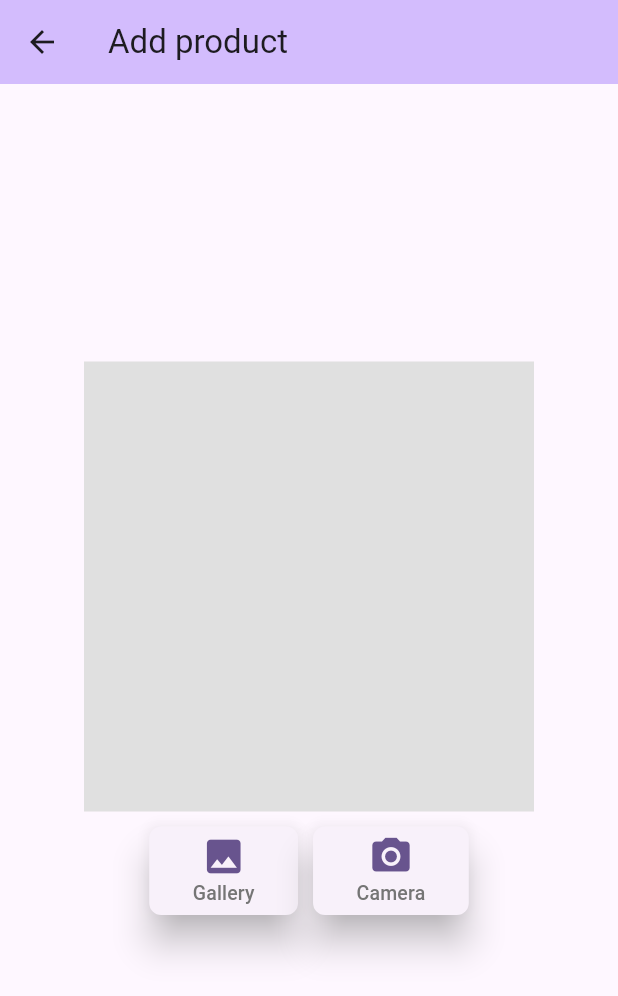
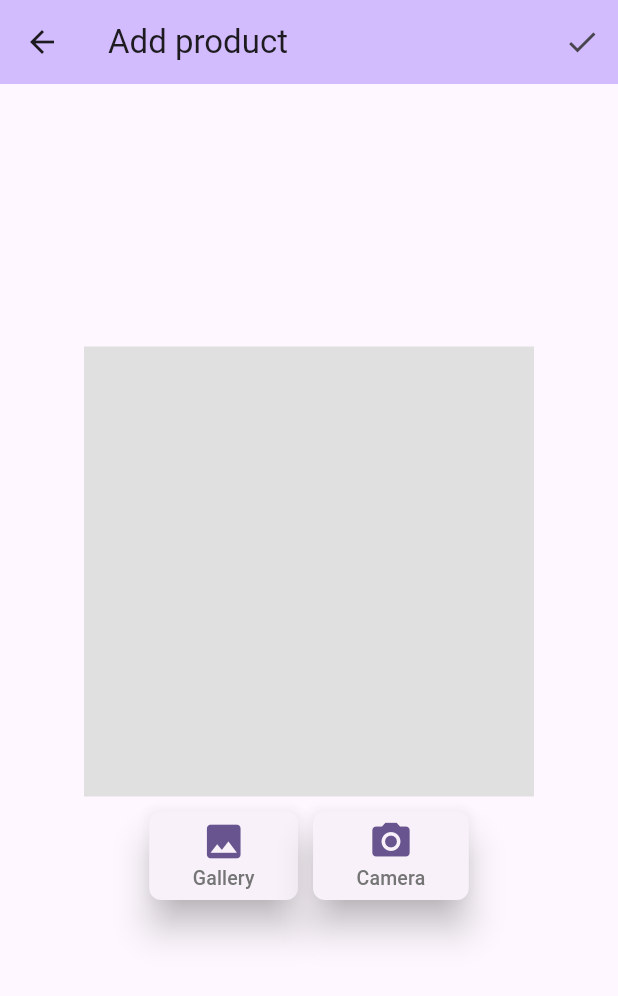
Before and after one commit to do-ko/waste_not, a Flutter app: the screen it shows after launch, item 2 of the bottom bar chosen, on a phone screen of 412 x 824 dp. Shown: the top 996 px of the screen. Run offline on Flutter 3.47's test engine with Material 3 defaults, Android fonts, the phone set to English and light mode, and no system bars; our stand-ins replace cloud_firestore, firebase_core, flutter_riverpod, image_picker; missing offline and left inert: google_mlkit_text_recognition; accounts and stored records are empty.

Commit message:
nav between add product, product view and edit product

```diff
--- a/lib/main.dart
+++ b/lib/main.dart
@@ -32,7 +32,8 @@ class WasteNotApp extends ConsumerWidget {
         '/account': (context) => const EditAccountView(),
         '/product': (context) =>
             ProductView(productController: ProductController(productId: "0")),
-        '/product/edit': (context) => const EditProductView(),
+        '/product/edit': (context) => EditProductView(
+            productController: ProductController(productId: "0")),
         '/product/add': (context) => const AddProductView()
       },
     );
--- a/lib/views/add_product.dart
+++ b/lib/views/add_product.dart
@@ -4,6 +4,8 @@ import 'package:flutter/material.dart';
 // import 'package:google_ml_kit/google_ml_kit.dart';
 import 'package:google_mlkit_text_recognition/google_mlkit_text_recognition.dart';
 import 'package:image_picker/image_picker.dart';
+import 'package:waste_not/controllers/product.dart';
+import 'package:waste_not/views/product.dart';
 
 class AddProductView extends StatefulWidget {
   const AddProductView({super.key});
@@ -11,10 +13,10 @@ class AddProductView extends StatefulWidget {
   final String title = 'Add product';
 
   @override
-  State<AddProductView> createState() => _AddProductPage();
+  State<AddProductView> createState() => _AddProductViewState();
 }
 
-class _AddProductPage extends State<AddProductView> {
+class _AddProductViewState extends State<AddProductView> {
   bool textScanning = false;
 
   XFile? imageFile;
@@ -82,26 +84,24 @@ class _AddProductPage extends State<AddProductView> {
 
   @override
   Widget build(BuildContext context) {
-    // This method is rerun every time setState is called, for instance as done
-    // by the _incrementCounter method above.
-    //
-    // The Flutter framework has been optimized to make rerunning build methods
-    // fast, so that you can just rebuild anything that needs updating rather
-    // than having to individually change instances of widgets.
     return Scaffold(
       appBar: AppBar(
-        // TRY THIS: Try changing the color here to a specific color (to
-        // Colors.amber, perhaps?) and trigger a hot reload to see the AppBar
-        // change color while the other colors stay the same.
         backgroundColor: Theme.of(context).colorScheme.inversePrimary,
-        // Here we take the value from the MyHomePage object that was created by
-        // the App.build method, and use it to set our appbar title.
         title: Text(widget.title),
+        actions: [
+          IconButton(
+              icon: const Icon(Icons.check_outlined),
+              onPressed: () {
+                // TODO: create product in products
+                Navigator.of(context).pop();
+                Navigator.of(context).push(MaterialPageRoute(
+                    builder: (context) => ProductView(
+                        productController: ProductController(productId: "0"))));
+              })
+        ],
       ),
       body: Center(
         child: SingleChildScrollView(
-          // Center is a layout widget. It takes a single child and positions it
-          // in the middle of the parent.
           child: Column(
             crossAxisAlignment: CrossAxisAlignment.center,
             children: [
@@ -121,8 +121,6 @@ class _AddProductPage extends State<AddProductView> {
                       padding: const EdgeInsets.only(top: 10),
                       child: ElevatedButton(
                         style: ElevatedButton.styleFrom(
-                          // primary: Colors.white,
-                          // onPrimary: Colors.grey,
                           shadowColor: Colors.grey[400],
                           elevation: 10,
                           shape: RoundedRectangleBorder(
@@ -137,7 +135,7 @@ class _AddProductPage extends State<AddProductView> {
                           child: Column(
                             mainAxisSize: MainAxisSize.min,
                             children: [
-                              Icon(
+                              const Icon(
                                 Icons.image,
                                 size: 30,
                               ),
@@ -155,8 +153,6 @@ class _AddProductPage extends State<AddProductView> {
                       padding: const EdgeInsets.only(top: 10),
                       child: ElevatedButton(
                         style: ElevatedButton.styleFrom(
-                          // primary: Colors.white,
-                          // onPrimary: Colors.grey,
                           shadowColor: Colors.grey[400],
                           elevation: 10,
                           shape: RoundedRectangleBorder(
@@ -186,13 +182,11 @@ class _AddProductPage extends State<AddProductView> {
                       )),
                 ],
               ),
-              const SizedBox(
-                  // height: 20,
-                  ),
-              Container(
+              Padding(
+                padding: const EdgeInsets.all(10.0),
                 child: Text(
                   scannedText,
-                  style: TextStyle(fontSize: 20),
+                  style: const TextStyle(fontSize: 20),
                 ),
               )
             ],
--- a/lib/views/edit_product.dart
+++ b/lib/views/edit_product.dart
@@ -1,8 +1,10 @@
 import 'package:flutter/material.dart';
 import 'package:flutter_riverpod/flutter_riverpod.dart';
+import 'package:waste_not/controllers/product.dart';
 
 class EditProductView extends ConsumerWidget {
-  const EditProductView({super.key});
+  final ProductController productController;
+  const EditProductView({super.key, required this.productController});
 
   @override
   Widget build(BuildContext context, WidgetRef ref) {
```
Also changed, not shown: lib/views/product.dart (+12 -1 lines).
